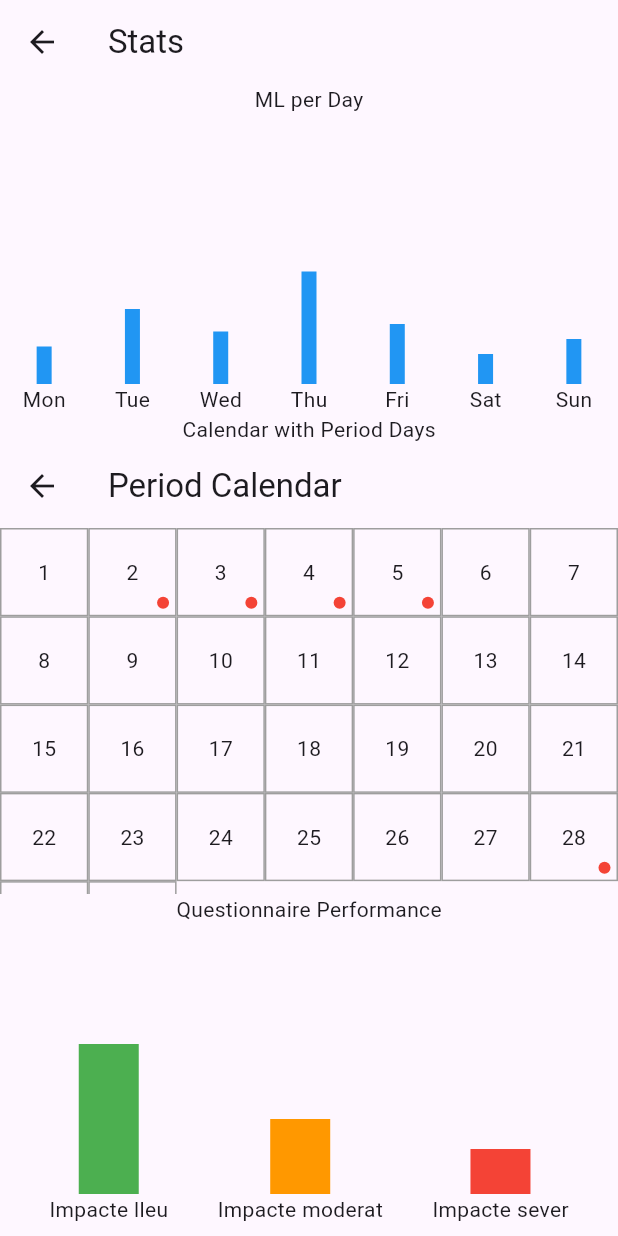
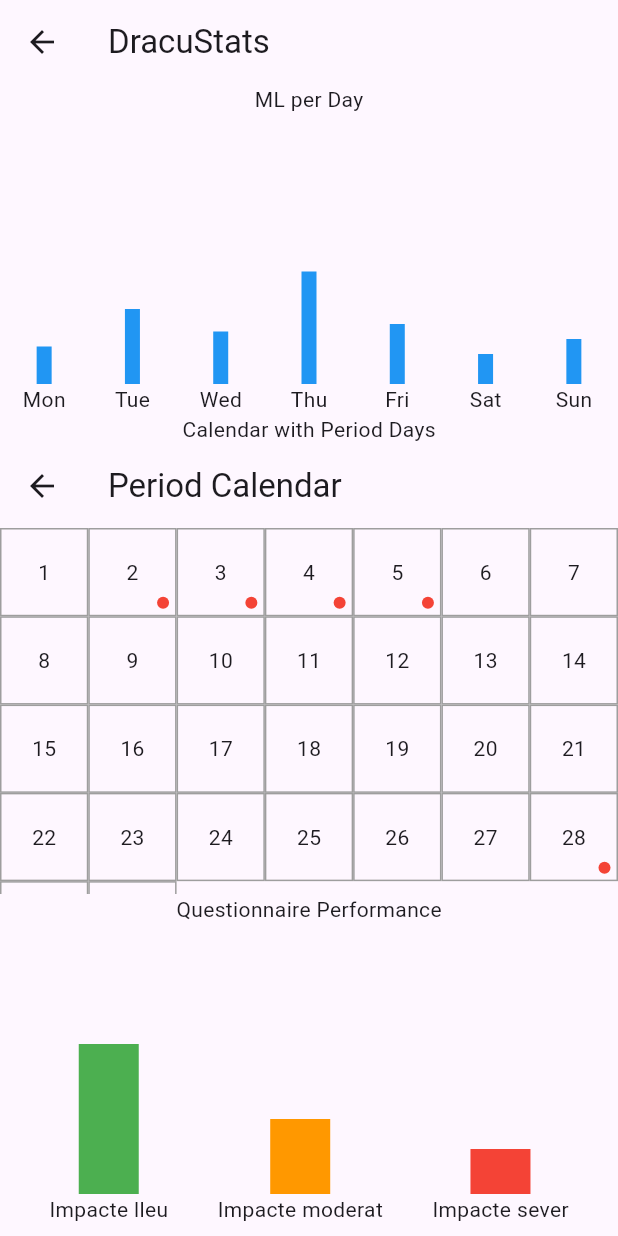
Before and after one commit to cuberhaus/Draculin-Front, a Flutter app: the StatsScreen screen opened directly, on a phone screen of 412 x 824 dp. Run offline on Flutter 3.47's test engine with Material 3 defaults, Android fonts, the phone set to English and light mode, and no system bars; our stand-ins replace camera; network calls fail.

Commit message:
fix some gui stuff

```diff
--- a/dracu_app/lib/main.dart
+++ b/dracu_app/lib/main.dart
@@ -238,7 +238,7 @@ class StatsScreen extends StatelessWidget {
     // Placeholder widgets for mock graphs
     return Scaffold(
       appBar: AppBar(
-        title: Text('Stats'),
+        title: Text('DracuStats'),
       ),
       body: SingleChildScrollView(
         child: Column(
@@ -506,7 +506,7 @@ class _MyAppState extends State<MyApp> {
             ),
             BottomNavigationBarItem(
               icon: Icon(Icons.bar_chart),
-              label: 'Stats',
+              label: 'DracuStats',
             ),
           ],
         ),
@@ -767,7 +767,7 @@ class _APIChatsScreenState extends State<DracuChatScreen> {
 
     return Scaffold(
       appBar: AppBar(
-        title: Text('DracuNews'),
+        title: Text('DracuChat'),
       ),
       body: FutureBuilder<Map<String, dynamic>?>(
         future: fetchAndInitData(),
```
